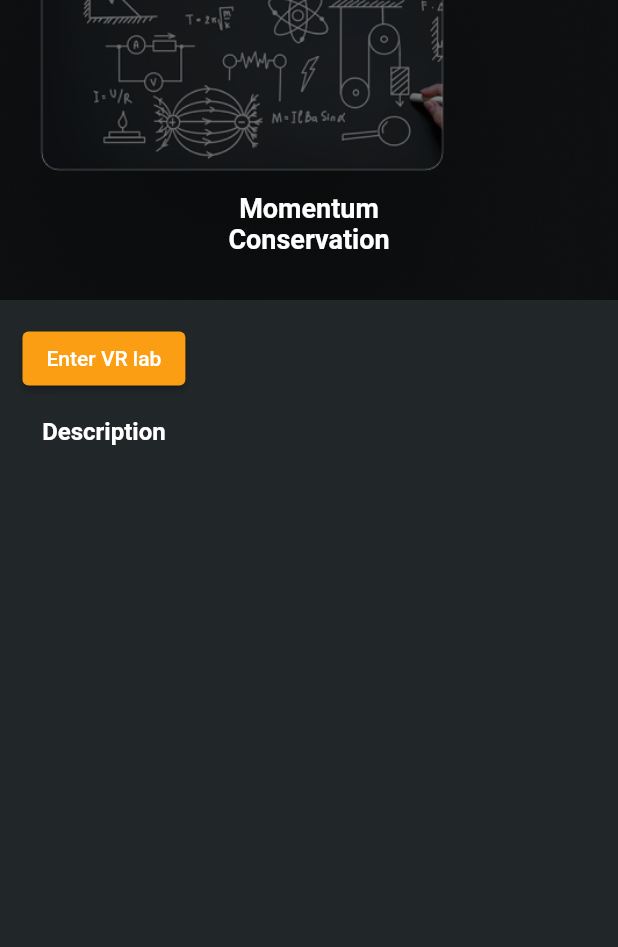
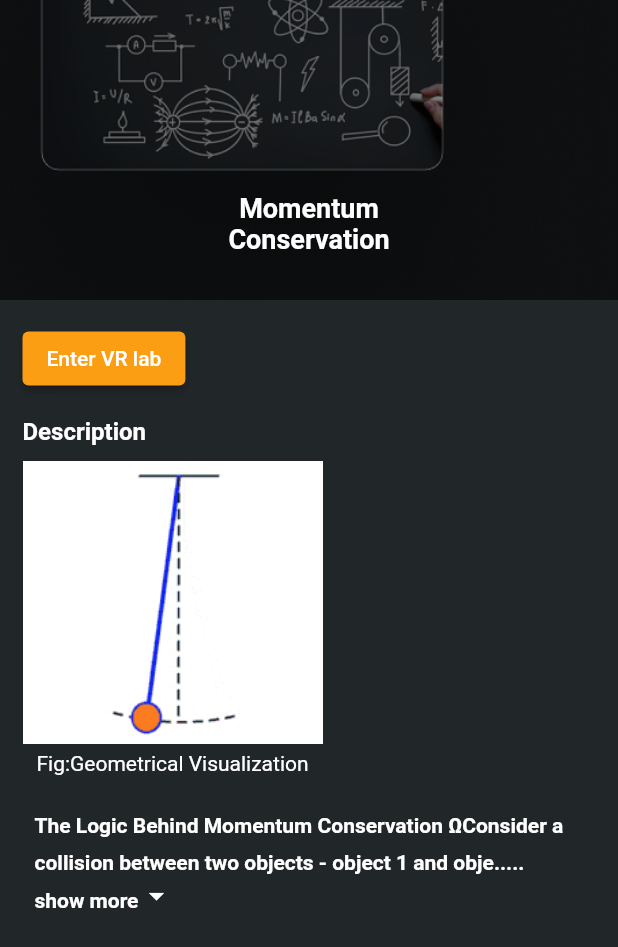
Before and after one commit to Rajendra3213/Prayogsala_Anveshan, a Flutter app: the ExperimentPage screen opened by its route, on a phone screen of 412 x 824 dp. Shown: the top 947 px of the screen. Run offline on Flutter 3.47's test engine with Material 2 defaults, Android fonts, the light colour scheme and no system bars; our stand-ins replace animated_text_kit.

Commit message:
add:description added

```diff
--- /dev/null
+++ b/Flutter_UI_Codes/UI_design/lib/Expandable.dart
@@ -0,0 +1,57 @@
+import 'package:flutter/cupertino.dart';
+import 'package:flutter/material.dart';
+import 'package:hackfest/smalltext.dart';
+
+class ExpandableText extends StatefulWidget {
+  final String text;
+  const ExpandableText({Key? key, required this.text}) : super(key: key);
+
+  @override
+  State<ExpandableText> createState() => _ExpandableTextState();
+}
+
+class _ExpandableTextState extends State<ExpandableText> {
+  late String firsthalf;
+  late String secondhalf;
+  bool hiddenText = true;
+  double textHeight = 100;
+  @override
+  void initState(){
+    super.initState();
+    if(widget.text.length > textHeight){
+      firsthalf = widget.text.substring(0,textHeight.toInt());
+      secondhalf = widget.text.substring(textHeight.toInt()+1,widget.text.length);
+    }
+    else{
+      firsthalf = widget.text;
+      secondhalf = "";
+    }
+  }
+  @override
+  Widget build(BuildContext context) {
+    return Padding(
+      padding: const EdgeInsets.all(8.0),
+      child: Container(
+
+        child: secondhalf.isEmpty?SmallText(text: firsthalf,):Column(
+          children: [
+            SmallText(text: hiddenText?(firsthalf+"....."):(firsthalf+secondhalf),height: 1.8,),
+            InkWell(
+              onTap: (){
+                setState(() {
+                  hiddenText = !hiddenText;
+                });
+              },
+              child: Row(
+                children: [
+                  SmallText(text: hiddenText?"show more": "show less",height: 1.8,),
+                  Icon(hiddenText?Icons.arrow_drop_down:Icons.arrow_drop_up,color: Colors.white,),
+                ],
+              ),
+            ),
+          ],
+        ),
+      ),
+    );
+  }
+}
--- a/Flutter_UI_Codes/UI_design/lib/Experiment.dart
+++ b/Flutter_UI_Codes/UI_design/lib/Experiment.dart
@@ -1,5 +1,6 @@
 import 'package:animated_text_kit/animated_text_kit.dart';
 import 'package:flutter/material.dart';
+import 'package:hackfest/Expandable.dart';
 
 class ExperimentPage extends StatefulWidget {
   const ExperimentPage({super.key});
@@ -13,7 +14,8 @@ class _ExperimentPageState extends State<ExperimentPage> {
   Widget build(BuildContext context) {
     return  SafeArea(
         child: Scaffold(
-        body: Column(
+        body: SingleChildScrollView(
+          child: Column(
            crossAxisAlignment: CrossAxisAlignment.start,
             children: [
               Container(
@@ -60,6 +62,7 @@ class _ExperimentPageState extends State<ExperimentPage> {
               Padding(
                 padding: const EdgeInsets.only(left:15),
                 child: Column(
+                  crossAxisAlignment: CrossAxisAlignment.start,
                   children: [
                     ElevatedButton(
                       onPressed: () {},
@@ -73,12 +76,40 @@ class _ExperimentPageState extends State<ExperimentPage> {
                       color: Colors.white,
                       fontSize: 16,
                       fontWeight: FontWeight.w700
-                  ),)
+                    ),),
+                    SizedBox(height: 10,),
+                    Row(
+                      children: [
+                        Column(
+                          children: [
+                            Image.asset("lib/Assets/images/pendulum.gif",width: 200),
+                            SizedBox(height:5,),
+                            Text(
+                                "Fig:Geometrical Visualization",style: TextStyle(
+                              color: Colors.white,
+
+                            ),
+                            )
+                          ],
+                        ),
+                        Column(
+                          children: [
+
+
+                          ],
+                        )
+
+                      ],
+                    ),
+                    SizedBox(height: 10,),
+                    ExpandableText(text:"The Logic Behind Momentum Conservation ΩConsider a collision between two objects - object 1 and object 2. For such a collision, the forces acting between the two objects are equal in magnitude and opposite in direction (Newton's third law). This statement can be expressed in equation form as follows. The forces act between the two objects for a given amount of time. In some cases, the time is long; in other cases the time is short. Regardless of how long the time is, it can be said that the time that the force acts upon object 1 is equal to the time that the force acts upon object 2. This is merely logical. Forces result from interactions (or contact) between two objects. If object 1 contacts object 2 for 0.050 seconds, then object 2 must be contacting object 1 for the same amount of time (0.050 seconds). As an equation, this can be stated asSince the forces between the two objects are equal in magnitude and opposite in direction, and since the times for which these forces act are equal in magnitude, it follows that the impulses experienced by the two objects are also equal in magnitude and opposite in direction. As an equation, this can be stated as")
+
                   ],
                 ),
               )
             ],
           ),
+        ),
         ));
   }
 }
--- /dev/null
+++ b/Flutter_UI_Codes/UI_design/lib/smalltext.dart
@@ -0,0 +1,26 @@
+import 'package:flutter/cupertino.dart';
+import 'package:flutter/material.dart';
+class SmallText extends StatelessWidget {
+  final String text;
+  double size;
+  double height;
+  // TextOverflow overflow;
+  SmallText({Key? key, required this.text,
+    // this.overflow = TextOverflow.ellipsis,
+    this.size = 14,
+    this.height = 1.2,
+  }) : super(key: key);
+  @override
+  Widget build(BuildContext context) {
+    return Text(
+      text,
+      // overflow:overflow,
+      style: TextStyle(
+        color:Colors.white,
+        fontSize: size,
+        height: height,
+        fontWeight:FontWeight.w600 ,
+      ),
+    );
+  }
+}
--- a/Flutter_UI_Codes/UI_design/pubspec.yaml
+++ b/Flutter_UI_Codes/UI_design/pubspec.yaml
@@ -72,6 +72,8 @@ flutter:
      - lib/Assets/images/backgroundnew.jpeg
      - lib/Assets/images/black_background.jpeg
      - lib/Assets/images/box1.png
+     - lib/Assets/images/pendulum.gif
+     - lib/Assets/images/graph simple pendulum.gif
 
 
 
```
Also changed, not shown: Flutter_UI_Codes/UI_design/lib/Assets/images/graph simple pendulum.gif (added), Flutter_UI_Codes/UI_design/lib/Assets/images/pendulum.gif (added). Lines whose indentation alone changed are shown as unchanged.
